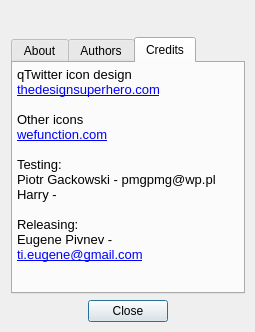
Old version of the form qtwitter-app/ui/aboutdialog.ui in the repository ayoy/qtwitter.
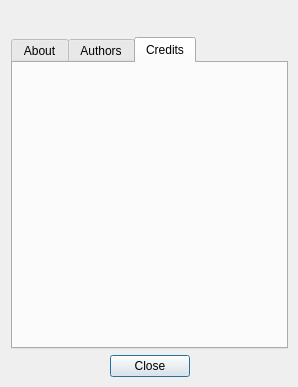
New version of the form. The open tabs and pages were chosen to show the change. Icons and pictures are not drawn.

Commit message: Fixed progress icon displaying on application startup. Fixed displaying of the non-ASCII characters in About dialog and the dialog itself. About action moved from Tweet menu to Main menu. Reply and retweet actions disabled for public timeline statuses. Translations updated. Wijet renamed as Mariusz ;)

```diff
--- a/qtwitter-app/ui/aboutdialog.ui
+++ b/qtwitter-app/ui/aboutdialog.ui
@@ -6,8 +6,8 @@
    <rect>
     <x>0</x>
     <y>0</y>
-    <width>255</width>
-    <height>332</height>
+    <width>298</width>
+    <height>387</height>
    </rect>
   </property>
   <property name="sizePolicy">
@@ -22,12 +22,6 @@
     <height>300</height>
    </size>
   </property>
-  <property name="maximumSize">
-   <size>
-    <width>282</width>
-    <height>363</height>
-   </size>
-  </property>
   <property name="windowTitle">
    <string>About qTwitter</string>
   </property>
@@ -89,6 +83,12 @@
    </item>
    <item>
     <widget class="QTabWidget" name="tabWidget">
+     <property name="sizePolicy">
+      <sizepolicy hsizetype="Preferred" vsizetype="Preferred">
+       <horstretch>0</horstretch>
+       <verstretch>0</verstretch>
+      </sizepolicy>
+     </property>
      <property name="currentIndex">
       <number>0</number>
      </property>
@@ -344,19 +344,7 @@
 &lt;html&gt;&lt;head&gt;&lt;meta name=&quot;qrichtext&quot; content=&quot;1&quot; /&gt;&lt;style type=&quot;text/css&quot;&gt;
 p, li { white-space: pre-wrap; }
 &lt;/style&gt;&lt;/head&gt;&lt;body style=&quot; font-family:'Lucida Grande'; font-size:10pt; font-weight:400; font-style:normal;&quot;&gt;
-&lt;p style=&quot; margin-top:0px; margin-bottom:0px; margin-left:0px; margin-right:0px; -qt-block-indent:0; text-indent:0px;&quot;&gt;qTwitter icon design&lt;/p&gt;
-&lt;p style=&quot; margin-top:0px; margin-bottom:0px; margin-left:0px; margin-right:0px; -qt-block-indent:0; text-indent:0px;&quot;&gt;&lt;a href=&quot;http://thedesignsuperhero.com/2008/10/free-psds-give-away-high-resolution-twitter-bird-icons/&quot;&gt;&lt;span style=&quot; text-decoration: underline; color:#0000ff;&quot;&gt;thedesignsuperhero.com&lt;/span&gt;&lt;/a&gt;&lt;/p&gt;
-&lt;p style=&quot;-qt-paragraph-type:empty; margin-top:0px; margin-bottom:0px; margin-left:0px; margin-right:0px; -qt-block-indent:0; text-indent:0px; text-decoration: underline; color:#0000ff;&quot;&gt;&lt;/p&gt;
-&lt;p style=&quot; margin-top:0px; margin-bottom:0px; margin-left:0px; margin-right:0px; -qt-block-indent:0; text-indent:0px;&quot;&gt;Other icons&lt;/p&gt;
-&lt;p style=&quot; margin-top:0px; margin-bottom:0px; margin-left:0px; margin-right:0px; -qt-block-indent:0; text-indent:0px;&quot;&gt;&lt;a href=&quot;http://wefunction.com/2008/07/function-free-icon-set/&quot;&gt;&lt;span style=&quot; text-decoration: underline; color:#0000ff;&quot;&gt;wefunction.com&lt;/span&gt;&lt;/a&gt;&lt;/p&gt;
-&lt;p style=&quot;-qt-paragraph-type:empty; margin-top:0px; margin-bottom:0px; margin-left:0px; margin-right:0px; -qt-block-indent:0; text-indent:0px; text-decoration: underline; color:#0000ff;&quot;&gt;&lt;/p&gt;
-&lt;p style=&quot; margin-top:0px; margin-bottom:0px; margin-left:0px; margin-right:0px; -qt-block-indent:0; text-indent:0px;&quot;&gt;Testing:&lt;/p&gt;
-&lt;p style=&quot; margin-top:0px; margin-bottom:0px; margin-left:0px; margin-right:0px; -qt-block-indent:0; text-indent:0px;&quot;&gt;Piotr Gackowski - pmgpmg@wp.pl&lt;/p&gt;
-&lt;p style=&quot; margin-top:0px; margin-bottom:0px; margin-left:0px; margin-right:0px; -qt-block-indent:0; text-indent:0px;&quot;&gt;Harry - &lt;/p&gt;
-&lt;p style=&quot;-qt-paragraph-type:empty; margin-top:0px; margin-bottom:0px; margin-left:0px; margin-right:0px; -qt-block-indent:0; text-indent:0px;&quot;&gt;&lt;/p&gt;
-&lt;p style=&quot; margin-top:0px; margin-bottom:0px; margin-left:0px; margin-right:0px; -qt-block-indent:0; text-indent:0px;&quot;&gt;Releasing:&lt;/p&gt;
-&lt;p style=&quot; margin-top:0px; margin-bottom:0px; margin-left:0px; margin-right:0px; -qt-block-indent:0; text-indent:0px;&quot;&gt;Eugene Pivnev - &lt;a href=&quot;mailto:ti.eugene@gmail.com&quot;&gt;&lt;span style=&quot; text-decoration: underline; color:#0000ff;&quot;&gt;ti.eugene@gmail.com&lt;/span&gt;&lt;/a&gt;&lt;/p&gt;
-&lt;p style=&quot;-qt-paragraph-type:empty; margin-top:0px; margin-bottom:0px; margin-left:0px; margin-right:0px; -qt-block-indent:0; text-indent:0px; text-decoration: underline; color:#0000ff;&quot;&gt;&lt;/p&gt;&lt;/body&gt;&lt;/html&gt;</string>
+&lt;p style=&quot;-qt-paragraph-type:empty; margin-top:0px; margin-bottom:0px; margin-left:0px; margin-right:0px; -qt-block-indent:0; text-indent:0px;&quot;&gt;&lt;/p&gt;&lt;/body&gt;&lt;/html&gt;</string>
          </property>
          <property name="openExternalLinks">
           <bool>true</bool>
```
Left out of the diff: 15 changed lines with no effect on the pictures. The commit also changes 14 other files.
